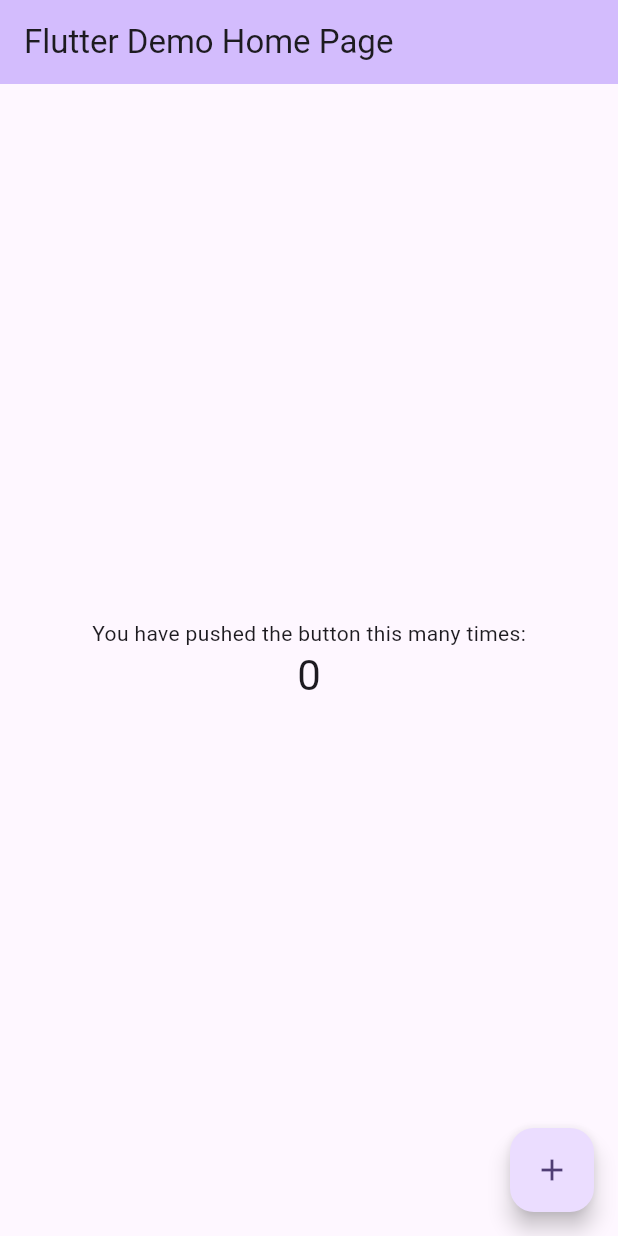
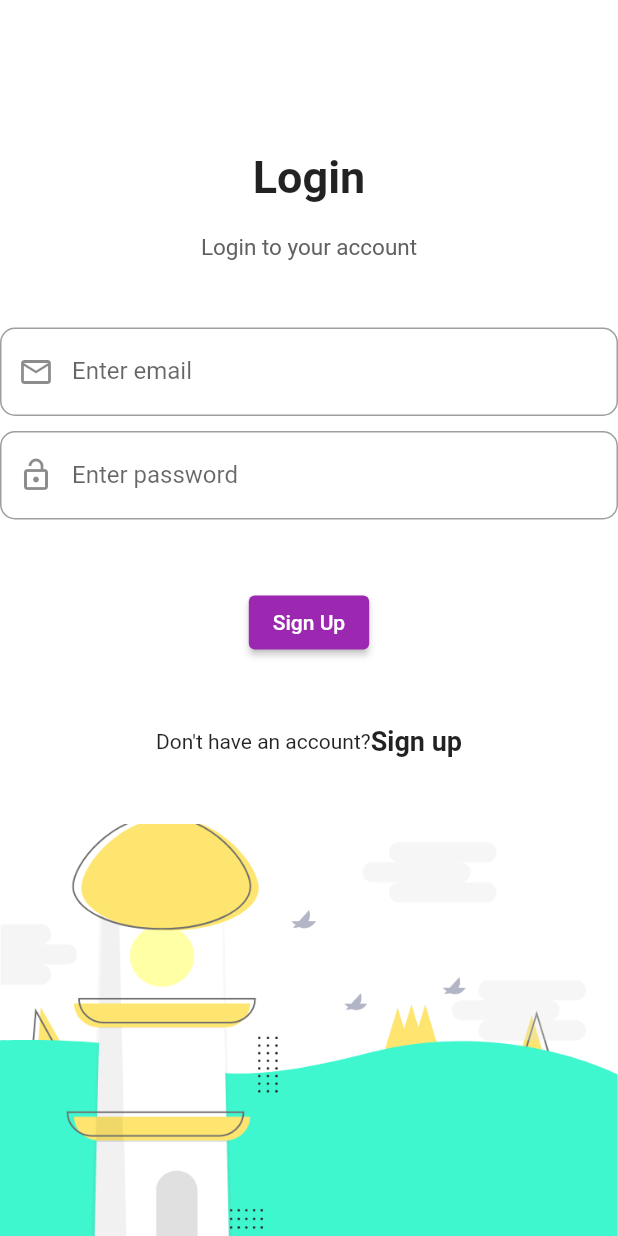
Before and after one commit to rohitranjan753/AttendenceApp, a Flutter app: the screen it shows after launch, on a phone screen of 412 x 824 dp. Run offline on Flutter 3.47's test engine with Material 2 defaults, Android fonts, the phone set to English and light mode, and no system bars; our stand-ins replace animated_splash_screen, cloud_firestore, firebase_auth, firebase_core, google_nav_bar, line_icons; accounts and stored records are empty.

Commit message:
done authentication and home screen added

```diff
--- a/lib/main.dart
+++ b/lib/main.dart
@@ -1,6 +1,10 @@
+import 'package:attendenceapp/screen/splash_screen.dart';
+import 'package:firebase_core/firebase_core.dart';
 import 'package:flutter/material.dart';
 
-void main() {
+void main() async{
+  WidgetsFlutterBinding.ensureInitialized();
+  await Firebase.initializeApp();
   runApp(const MyApp());
 }
 
@@ -11,115 +15,12 @@ class MyApp extends StatelessWidget {
   @override
   Widget build(BuildContext context) {
     return MaterialApp(
+      debugShowCheckedModeBanner: false,
       title: 'Flutter Demo',
       theme: ThemeData(
-        // This is the theme of your application.
-        //
-        // TRY THIS: Try running your application with "flutter run". You'll see
-        // the application has a blue toolbar. Then, without quitting the app,
-        // try changing the seedColor in the colorScheme below to Colors.green
-        // and then invoke "hot reload" (save your changes or press the "hot
-        // reload" button in a Flutter-supported IDE, or press "r" if you used
-        // the command line to start the app).
-        //
-        // Notice that the counter didn't reset back to zero; the application
-        // state is not lost during the reload. To reset the state, use hot
-        // restart instead.
-        //
-        // This works for code too, not just values: Most code changes can be
-        // tested with just a hot reload.
-        colorScheme: ColorScheme.fromSeed(seedColor: Colors.deepPurple),
-        useMaterial3: true,
+       primarySwatch: Colors.purple
       ),
-      home: const MyHomePage(title: 'Flutter Demo Home Page'),
+      home: const SplashScreen(),
     );
   }
 }
-
-class MyHomePage extends StatefulWidget {
-  const MyHomePage({super.key, required this.title});
-
-  // This widget is the home page of your application. It is stateful, meaning
-  // that it has a State object (defined below) that contains fields that affect
-  // how it looks.
-
-  // This class is the configuration for the state. It holds the values (in this
-  // case the title) provided by the parent (in this case the App widget) and
-  // used by the build method of the State. Fields in a Widget subclass are
-  // always marked "final".
-
-  final String title;
-
-  @override
-  State<MyHomePage> createState() => _MyHomePageState();
-}
-
-class _MyHomePageState extends State<MyHomePage> {
-  int _counter = 0;
-
-  void _incrementCounter() {
-    setState(() {
-      // This call to setState tells the Flutter framework that something has
-      // changed in this State, which causes it to rerun the build method below
-      // so that the display can reflect the updated values. If we changed
-      // _counter without calling setState(), then the build method would not be
-      // called again, and so nothing would appear to happen.
-      _counter++;
-    });
-  }
-
-  @override
-  Widget build(BuildContext context) {
-    // This method is rerun every time setState is called, for instance as done
-    // by the _incrementCounter method above.
-    //
-    // The Flutter framework has been optimized to make rerunning build methods
-    // fast, so that you can just rebuild anything that needs updating rather
-    // than having to individually change instances of widgets.
-    return Scaffold(
-      appBar: AppBar(
-        // TRY THIS: Try changing the color here to a specific color (to
-        // Colors.amber, perhaps?) and trigger a hot reload to see the AppBar
-        // change color while the other colors stay the same.
-        backgroundColor: Theme.of(context).colorScheme.inversePrimary,
-        // Here we take the value from the MyHomePage object that was created by
-        // the App.build method, and use it to set our appbar title.
-        title: Text(widget.title),
-      ),
-      body: Center(
-        // Center is a layout widget. It takes a single child and positions it
-        // in the middle of the parent.
-        child: Column(
-          // Column is also a layout widget. It takes a list of children and
-          // arranges them vertically. By default, it sizes itself to fit its
-          // children horizontally, and tries to be as tall as its parent.
-          //
-          // Column has various properties to control how it sizes itself and
-          // how it positions its children. Here we use mainAxisAlignment to
-          // center the children vertically; the main axis here is the vertical
-          // axis because Columns are vertical (the cross axis would be
-          // horizontal).
-          //
-          // TRY THIS: Invoke "debug painting" (choose the "Toggle Debug Paint"
-          // action in the IDE, or press "p" in the console), to see the
-          // wireframe for each widget.
-          mainAxisAlignment: MainAxisAlignment.center,
-          children: <Widget>[
-            const Text(
-              'You have pushed the button this many times:',
-            ),
-            Text(
-              '$_counter',
-              style: Theme.of(context).textTheme.headlineMedium,
-            ),
-          ],
-        ),
-      ),
-      floatingActionButton: FloatingActionButton(
-        onPressed: _incrementCounter,
-        tooltip: 'Increment',
-        child: const Icon(Icons.add),
-      ), // This trailing comma makes auto-formatting nicer for build methods.
-    );
-  }
-}
--- /dev/null
+++ b/lib/model/user.dart
@@ -0,0 +1,6 @@
+class UserModel {
+  final String uid;
+  final String email;
+
+  UserModel({required this.uid, required this.email});
+}
--- /dev/null
+++ b/lib/screen/login_screen.dart
@@ -0,0 +1,169 @@
+import 'package:attendenceapp/screen/home_screen.dart';
+import 'package:attendenceapp/screen/signup_screen.dart';
+import 'package:attendenceapp/widget/navbar.dart';
+import 'package:cloud_firestore/cloud_firestore.dart';
+import 'package:firebase_auth/firebase_auth.dart';
+import 'package:flutter/material.dart';
+
+
+
+class LoginPage extends StatelessWidget {
+  TextEditingController _emailController = TextEditingController();
+  TextEditingController _passController = TextEditingController();
+  final _formKey = GlobalKey<FormState>();
+  final FirebaseAuth _auth = FirebaseAuth.instance;
+  final FirebaseFirestore _firestore = FirebaseFirestore.instance;
+
+  void _signInWithEmailAndPassword(BuildContext context) async {
+    try {
+      if (_formKey.currentState!.validate()) {
+        UserCredential userCredential =
+        await _auth.signInWithEmailAndPassword(
+          email: _emailController.text,
+          password: _passController.text,
+        );
+
+        if (userCredential.user != null) {
+          // Create a new user document in Firestore
+          Navigator.pushReplacement(
+              context, MaterialPageRoute(builder: (context) => NavBar()));
+        }
+      }
+    } on FirebaseAuthException catch (e) {
+      String? message = "An error occured, Check credential";
+      if (e.message != null) {
+        message = e.message;
+      }
+      ScaffoldMessenger.of(context).showSnackBar(SnackBar(
+        content: Text(message!),
+        backgroundColor: Theme.of(context).errorColor,
+      ));
+    }
+  }
+
+  @override
+  Widget build(BuildContext context) {
+    return Scaffold(
+      resizeToAvoidBottomInset: false,
+      backgroundColor: Colors.white,
+      appBar: AppBar(
+        elevation: 0,
+        backgroundColor: Colors.white,
+      ),
+      body: Container(
+        height: MediaQuery.of(context).size.height,
+        width: double.infinity,
+        child: Column(
+          mainAxisAlignment: MainAxisAlignment.spaceBetween,
+          children: <Widget>[
+            Expanded(
+              child: Column(
+                mainAxisAlignment: MainAxisAlignment.spaceEvenly,
+                children: <Widget>[
+                  Column(
+                    children: <Widget>[
+                      Text(
+                        "Login",
+                        style: TextStyle(
+                            fontSize: 30, fontWeight: FontWeight.bold),
+                      ),
+                      SizedBox(
+                        height: 20,
+                      ),
+                      Text(
+                        "Login to your account",
+                        style: TextStyle(fontSize: 15, color: Colors.grey[700]),
+                      ),
+                    ],
+                  ),
+
+
+                  Form(
+                    key: _formKey,
+                    child: Column(
+                      children: [
+                        TextFormField(
+                          validator: (value) {
+                            if (_emailController.text == null ||
+                                _emailController.text == "") {
+                              return 'Email empty';
+                            }
+                          },
+                          controller: _emailController,
+                          decoration: InputDecoration(
+                              prefixIcon: Icon(Icons.email_outlined),
+                              hintText: "Type your email",
+                              labelText: "Enter email",
+                              border: OutlineInputBorder(
+                                borderRadius: BorderRadius.circular(10),
+                              )),
+                          keyboardType: TextInputType.emailAddress,
+                        ),
+                        SizedBox(
+                          height: 10,
+                        ),
+                        TextFormField(
+                          validator: (value) {
+                            if (_passController.text == null ||
+                                _passController.text == "") {
+                              return 'Password empty';
+                            } else if (_passController.text.length <= 6) {
+                              return 'Password must be greater than 6';
+                            }
+                          },
+                          controller: _passController,
+                          decoration: InputDecoration(
+                              prefixIcon: Icon(Icons.lock_open_outlined),
+                              hintText: "Type your password",
+                              labelText: "Enter password",
+                              border: OutlineInputBorder(
+                                borderRadius: BorderRadius.circular(10),
+                              )),
+                          keyboardType: TextInputType.text,
+                          obscureText: true,
+                        ),
+                      ],
+                    ),
+                  ),
+                  ElevatedButton(
+                    onPressed: () {
+                      _signInWithEmailAndPassword(context);
+
+                    },
+                    child: Text('Sign Up'),
+                  ),
+                  Row(
+                    mainAxisAlignment: MainAxisAlignment.center,
+                    children: <Widget>[
+                      Text("Don't have an account?"),
+                      GestureDetector(
+                        onTap: () {
+                          Navigator.push(
+                              context,
+                              MaterialPageRoute(
+                                  builder: (context) => SignupPage()));
+                        },
+                        child: Text(
+                          "Sign up",
+                          style: TextStyle(
+                              fontWeight: FontWeight.w600, fontSize: 18),
+                        ),
+                      ),
+                    ],
+                  )
+                ],
+              ),
+            ),
+            Container(
+              height: MediaQuery.of(context).size.height / 3,
+              decoration: BoxDecoration(
+                  image: DecorationImage(
+                      image: AssetImage('assets/background.png'),
+                      fit: BoxFit.cover)),
+            )
+          ],
+        ),
+      ),
+    );
+  }
+}
```
Also changed, not shown: lib/screen/home_screen.dart (added, +82 -0 lines), lib/screen/profile_screen.dart (added, +18 -0 lines), lib/screen/signup_screen.dart (added, +167 -0 lines), lib/screen/splash_screen.dart (added, +18 -0 lines), lib/widget/navbar.dart (added, +79 -0 lines), pubspec.yaml (+9 -2 lines), assets/background.png (added), assets/illusion.png (added), assets/logo.jpg (added), pubspec.lock, 6 other files.
